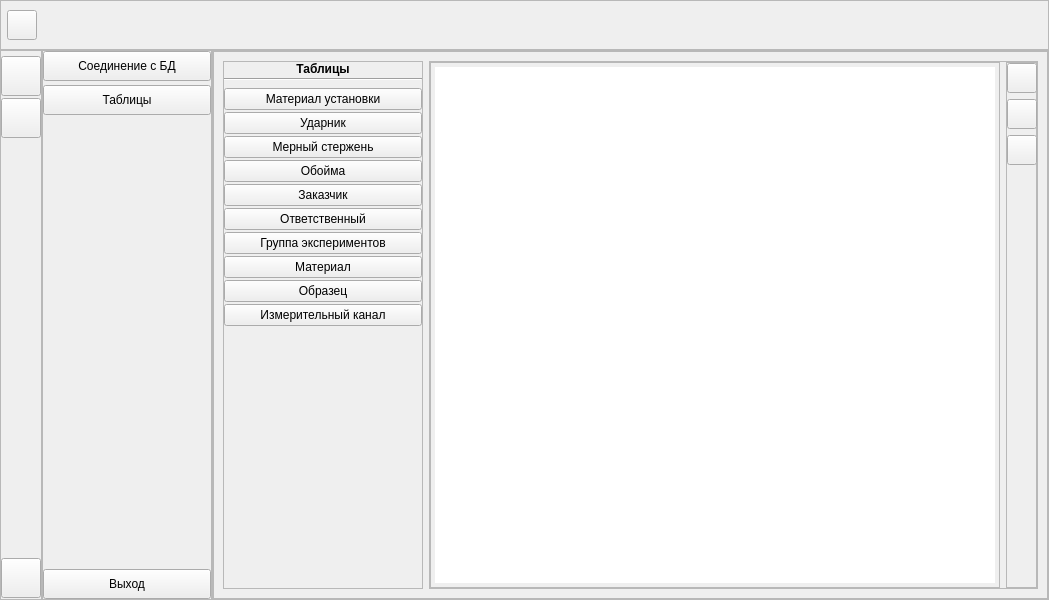
Above: ui/new_main_form.ui from constantinoval/dynaexp before the change. Below: the same form after it.
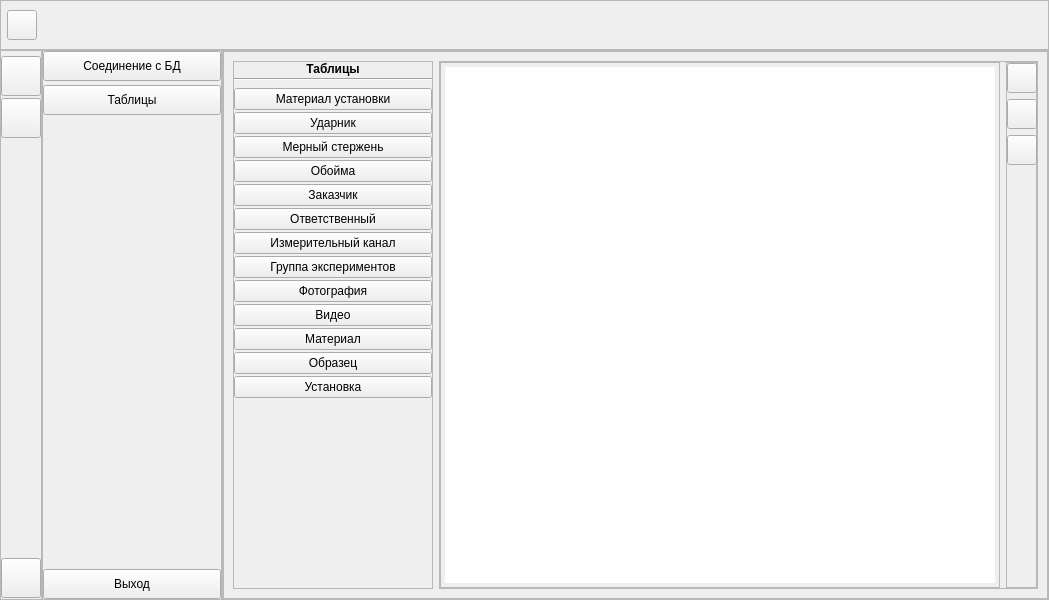
That is the form after the change. Icons and pictures are not drawn.

```diff
--- a/ui/new_main_form.ui
+++ b/ui/new_main_form.ui
@@ -350,6 +350,19 @@
                    </property>
                   </widget>
                  </item>
+                 <item>
+                  <widget class="QPushButton" name="oscchannel_btn">
+                   <property name="text">
+                    <string>Измерительный канал</string>
+                   </property>
+                   <property name="checkable">
+                    <bool>true</bool>
+                   </property>
+                   <property name="autoExclusive">
+                    <bool>true</bool>
+                   </property>
+                  </widget>
+                 </item>
                  <item>
                   <widget class="QPushButton" name="experimentsgroup_btn">
                    <property name="text">
@@ -363,6 +376,32 @@
                    </property>
                   </widget>
                  </item>
+                 <item>
+                  <widget class="QPushButton" name="experimentsgroup_btn_2">
+                   <property name="text">
+                    <string>Фотография</string>
+                   </property>
+                   <property name="checkable">
+                    <bool>true</bool>
+                   </property>
+                   <property name="autoExclusive">
+                    <bool>true</bool>
+                   </property>
+                  </widget>
+                 </item>
+                 <item>
+                  <widget class="QPushButton" name="experimentsgroup_btn_3">
+                   <property name="text">
+                    <string>Видео</string>
+                   </property>
+                   <property name="checkable">
+                    <bool>true</bool>
+                   </property>
+                   <property name="autoExclusive">
+                    <bool>true</bool>
+                   </property>
+                  </widget>
+                 </item>
                  <item>
                   <widget class="QPushButton" name="pushButton_3">
                    <property name="text">
@@ -392,7 +431,7 @@
                  <item>
                   <widget class="QPushButton" name="pushButton_5">
                    <property name="text">
-                    <string>Измерительный канал</string>
+                    <string>Установка</string>
                    </property>
                    <property name="checkable">
                     <bool>true</bool>
@@ -797,7 +836,7 @@
        <widget class="QFrame" name="full_menu_frame">
         <property name="minimumSize">
          <size>
-          <width>170</width>
+          <width>180</width>
           <height>0</height>
          </size>
         </property>
```
